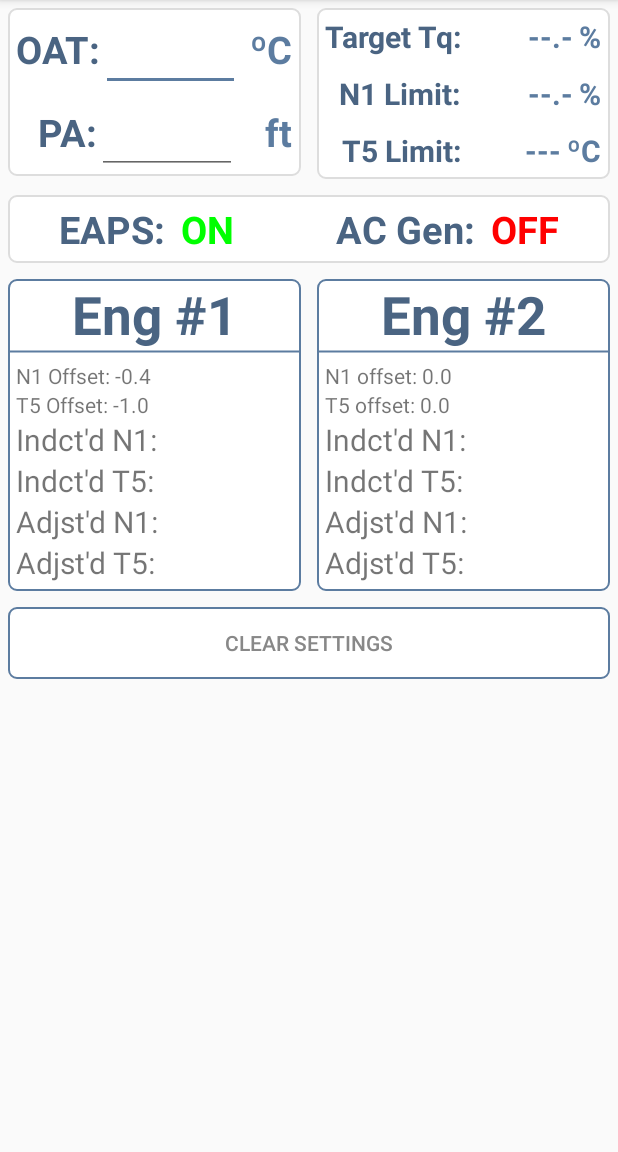
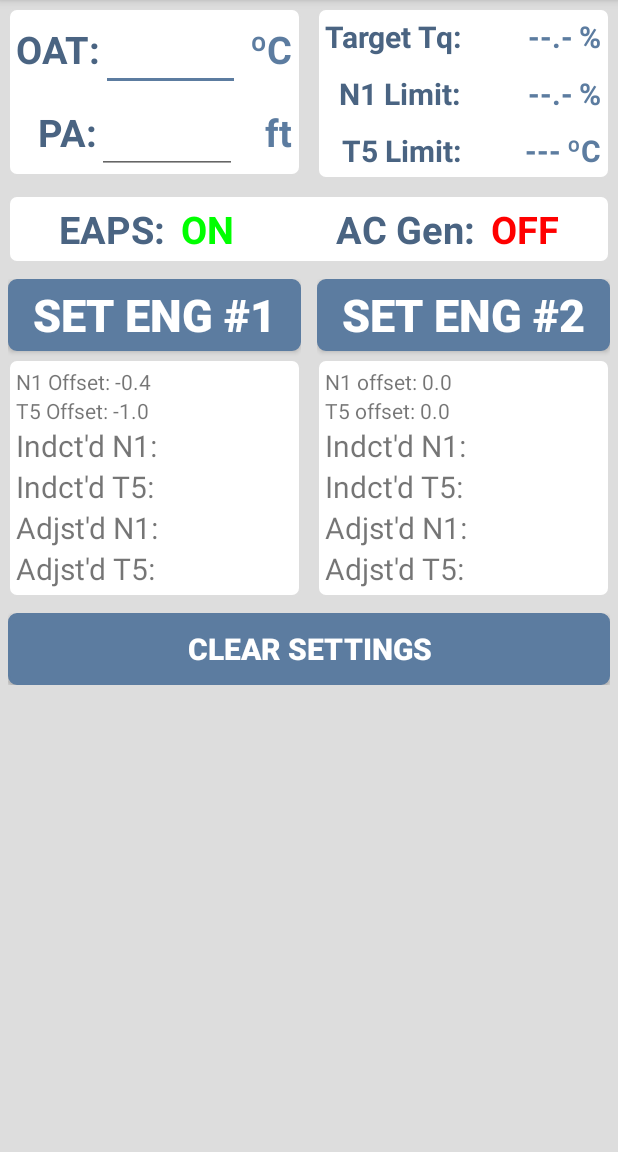
Before and after one commit to rottenb/PT6PAT, an Android app: the screen it shows after launch (MainActivity), on a phone screen of 412 x 824 dp, the part 84-1236 px from its top. Run offline under Robolectric (Android 15) with nearby library versions, the phone set to English and light mode, and no system bars.

```diff
--- a/app/src/main/res/layout/activity_main.xml
+++ b/app/src/main/res/layout/activity_main.xml
@@ -5,6 +5,7 @@
     android:layout_width="match_parent"
     android:layout_height="match_parent"
     android:orientation="vertical"
+    android:background="@color/light_grey"
     tools:context=".MainActivity">
 
     <LinearLayout
@@ -275,13 +276,23 @@
             android:orientation="horizontal">
             <!-- Eng #1 -->
             <LinearLayout
-                android:id="@+id/eng_1"
                 android:layout_width="match_parent"
                 android:layout_height="wrap_content"
                 android:layout_margin="5dp"
                 android:layout_weight="1"
-                android:background="@drawable/border"
                 android:orientation="vertical">
+
+                <Button
+                    android:id="@+id/eng1_button"
+                    android:layout_width="match_parent"
+                    android:layout_height="wrap_content"
+                    android:textSize="@dimen/eng_label_size"
+                    android:textStyle="bold"
+                    android:textColor="@color/white"
+                    android:background="@drawable/border"
+                    android:backgroundTint="@color/colorPrimary"
+                    android:text="@string/eng_1_title"/>
+                <!--
                 <TextView
                     android:layout_width="match_parent"
                     android:layout_height="wrap_content"
@@ -290,43 +301,56 @@
                     android:textStyle="bold"
                     android:textColor="@color/colorPrimaryDark"
                     android:text="@string/eng_1_title"/>
-                <View
-                    android:layout_width="match_parent"
-                    android:layout_height="2dp"
-                    android:background="@drawable/horizontal_line"/>
+                    -->
+
                 <LinearLayout
                     android:layout_width="match_parent"
                     android:layout_height="match_parent"
-                    android:layout_margin="5dp"
+                    android:layout_marginTop="5dp"
+                    android:background="@drawable/border_grey"
                     android:orientation="vertical">
+
                     <TextView
                         android:layout_width="wrap_content"
                         android:layout_height="wrap_content"
-                        android:text="@string/eng_1_n1_offset"/>
+                        android:layout_marginTop="5dp"
+                        android:layout_marginStart="5dp"
+                        android:text="@string/eng_1_n1_offset" />
+
                     <TextView
                         android:layout_width="wrap_content"
                         android:layout_height="wrap_content"
-                        android:text="@string/eng_1_t5_offset"/>
+                        android:layout_marginStart="5dp"
+                        android:text="@string/eng_1_t5_offset" />
+
                     <TextView
                         android:layout_width="wrap_content"
                         android:layout_height="wrap_content"
-                        android:textSize="@dimen/title_size"
-                        android:text="@string/n1_indicated_title"/>
+                        android:layout_marginStart="5dp"
+                        android:text="@string/n1_indicated_title"
+                        android:textSize="@dimen/title_size" />
+
                     <TextView
                         android:layout_width="wrap_content"
                         android:layout_height="wrap_content"
-                        android:textSize="@dimen/title_size"
-                        android:text="@string/t5_indicated_title"/>
+                        android:layout_marginStart="5dp"
+                        android:text="@string/t5_indicated_title"
+                        android:textSize="@dimen/title_size" />
+
                     <TextView
                         android:layout_width="wrap_content"
                         android:layout_height="wrap_content"
-                        android:textSize="@dimen/title_size"
-                        android:text="@string/n1_adjusted_title"/>
+                        android:layout_marginStart="5dp"
+                        android:text="@string/n1_adjusted_title"
+                        android:textSize="@dimen/title_size" />
+
                     <TextView
                         android:layout_width="wrap_content"
                         android:layout_height="wrap_content"
-                        android:textSize="@dimen/title_size"
-                        android:text="@string/t5_adjusted_title"/>
+                        android:layout_marginStart="5dp"
+                        android:layout_marginBottom="5dp"
+                        android:text="@string/t5_adjusted_title"
+                        android:textSize="@dimen/title_size" />
                 </LinearLayout>
             </LinearLayout>
 
@@ -336,8 +360,19 @@
             android:layout_height="wrap_content"
             android:layout_margin="5dp"
             android:layout_weight="1"
-            android:background="@drawable/border"
             android:orientation="vertical">
+
+            <Button
+                android:id="@+id/eng2_button"
+                android:layout_width="match_parent"
+                android:layout_height="wrap_content"
+                android:textSize="@dimen/eng_label_size"
+                android:textStyle="bold"
+                android:textColor="@color/white"
+                android:background="@drawable/border"
+                android:backgroundTint="@color/colorPrimary"
+                android:text="@string/eng_2_title"/>
+                <!--
             <TextView
                 android:layout_width="match_parent"
                 android:layout_height="wrap_content"
@@ -346,41 +381,47 @@
                 android:textStyle="bold"
                 android:textColor="@color/colorPrimaryDark"
                 android:text="@string/eng_2_title"/>
-                <View
-                    android:layout_width="match_parent"
-                    android:layout_height="2dp"
-                    android:background="@drawable/horizontal_line"/>
+                -->
             <LinearLayout
                 android:layout_width="match_parent"
                 android:layout_height="match_parent"
-                android:layout_margin="5dp"
+                android:layout_marginTop="5dp"
+                android:background="@drawable/border_grey"
                 android:orientation="vertical">
                 <TextView
                     android:layout_width="wrap_content"
                     android:layout_height="wrap_content"
+                    android:layout_marginTop="5dp"
+                    android:layout_marginStart="5dp"
                     android:text="@string/eng_2_n1_offset"/>
                 <TextView
                     android:layout_width="wrap_content"
                     android:layout_height="wrap_content"
+                    android:layout_marginStart="5dp"
                     android:text="@string/eng_2_t5_offset"/>
                 <TextView
                     android:layout_width="wrap_content"
                     android:layout_height="wrap_content"
+                    android:layout_marginStart="5dp"
                     android:textSize="@dimen/title_size"
                     android:text="@string/n1_indicated_title"/>
                 <TextView
                     android:layout_width="wrap_content"
                     android:layout_height="wrap_content"
+                    android:layout_marginStart="5dp"
                     android:textSize="@dimen/title_size"
                     android:text="@string/t5_indicated_title"/>
                 <TextView
                     android:layout_width="wrap_content"
                     android:layout_height="wrap_content"
+                    android:layout_marginStart="5dp"
                     android:textSize="@dimen/title_size"
                     android:text="@string/n1_adjusted_title"/>
                 <TextView
                     android:layout_width="wrap_content"
                     android:layout_height="wrap_content"
+                    android:layout_marginBottom="5dp"
+                    android:layout_marginStart="5dp"
                     android:textSize="@dimen/title_size"
                     android:text="@string/t5_adjusted_title"/>
             </LinearLayout>
@@ -396,13 +437,15 @@
         android:gravity="center|bottom">
 
         <Button
-            style="?android:attr/borderlessButtonStyle"
             android:id="@+id/clear_button"
             android:layout_width="0dp"
             android:layout_height="wrap_content"
             android:layout_weight="1"
+            android:backgroundTint="@color/colorPrimary"
             android:background="@drawable/border"
-            android:textColor="@color/dark_grey"
+            android:textColor="@color/white"
+            android:textStyle="bold"
+            android:textSize="@dimen/title_size"
             android:text="@string/clear_all"/>
     </LinearLayout>
 </LinearLayout>
--- a/app/src/main/res/values/dimens.xml
+++ b/app/src/main/res/values/dimens.xml
@@ -3,5 +3,5 @@
     <dimen name="heading_size">15sp</dimen>
     <dimen name="title_size">20sp</dimen>
     <dimen name="label_size">25sp</dimen>
-    <dimen name="eng_label_size">35sp</dimen>
+    <dimen name="eng_label_size">30sp</dimen>
 </resources>
--- a/app/src/main/res/values/strings.xml
+++ b/app/src/main/res/values/strings.xml
@@ -26,11 +26,11 @@
 
     <!-- ENGINE PARAMETERS -->
     <string name="eng_serial">S/N PCE36069</string>
-    <string name="eng_1_title">Eng #1</string>
+    <string name="eng_1_title">Set Eng #1</string>
     <string name="eng_1_n1_offset">N1 Offset:    -0.4</string>
     <string name="eng_1_t5_offset">T5 Offset:    -1.0</string>
 
-    <string name="eng_2_title">Eng #2</string>
+    <string name="eng_2_title">Set Eng #2</string>
     <string name="eng_2_n1_offset">N1 offset:     0.0</string>
     <string name="eng_2_t5_offset">T5 offset:     0.0</string>
 
@@ -50,6 +50,6 @@
     <!-- BUTTONS -->
     <string name="clear_all">Clear Settings</string>
     <string name="set_oat_pa">Set</string>
-    <string name="ok">Ok</string>
+    <string name="ok">OK</string>
     <string name="cancel">Cancel</string>
 </resources>
```
Also changed, not shown: app/src/main/java/com/brianmk/pt6pat/EngineDialog.java (+58 -10 lines), app/src/main/java/com/brianmk/pt6pat/MainActivity.java (+41 -2 lines), app/src/main/res/layout/engine_dialog.xml (+8 -8 lines).
